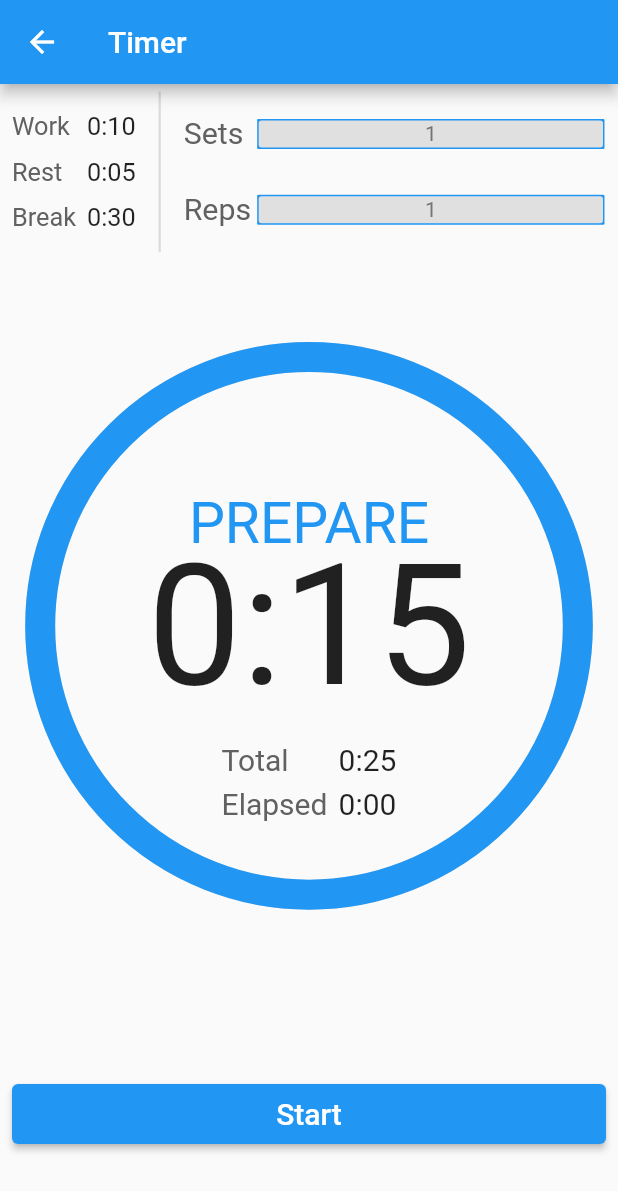
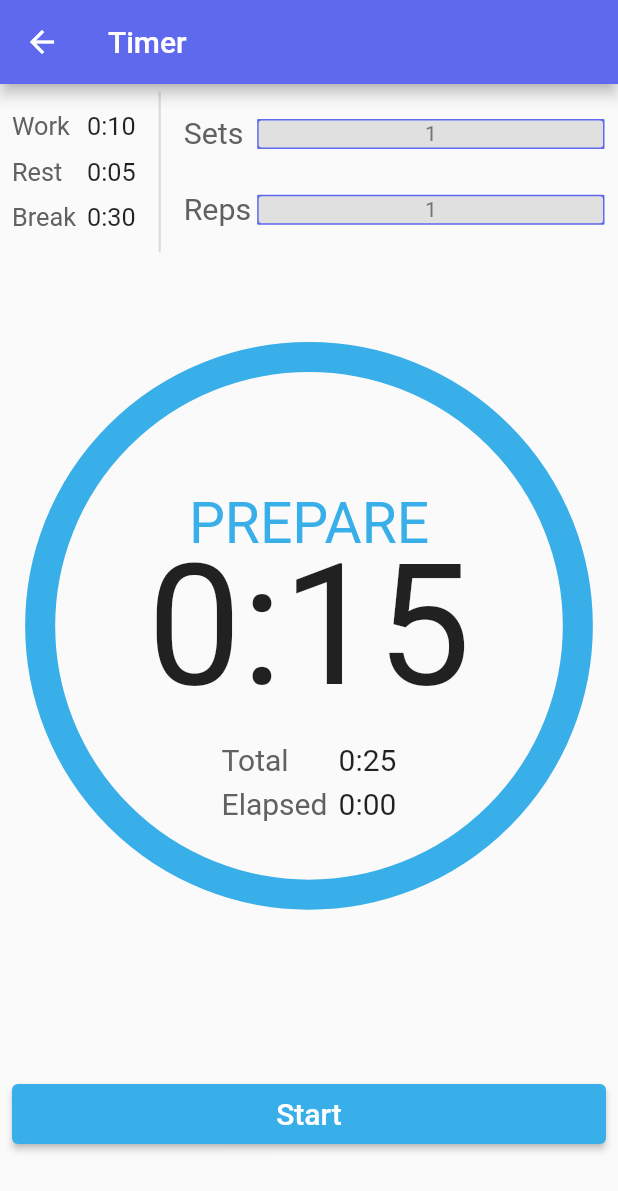
Before and after one commit to gideonmay/CountDown-Hangboard-Timer, a Flutter app: the screen it shows after launch, item 2 of the bottom bar chosen, after a tap on "Start", on a phone screen of 412 x 824 dp. Shown: the top 1191 px of the screen. Run offline on Flutter 3.47's test engine with Material 2 defaults, Android fonts, the phone set to English and light mode, and no system bars; drawn by our look-alikes of step_progress_indicator; our stand-ins replace drift, flutter_slidable, just_audio, shared_preferences; accounts and stored records are empty; generated files the repository leaves out were written again.

Commit message:
Added an AppColorTheme class to control app colors from one location

```diff
--- a/lib/forms/add_grip_form.dart
+++ b/lib/forms/add_grip_form.dart
@@ -41,7 +41,7 @@ class _AddGripFormState extends State<AddGripForm> {
       padding: const EdgeInsets.fromLTRB(16.0, 8.0, 16.0, 8.0),
       child: ElevatedButton(
           style: ElevatedButton.styleFrom(
-              backgroundColor: Theme.of(context).colorScheme.primary,
+              backgroundColor: Theme.of(context).colorScheme.secondary,
               minimumSize: const Size.fromHeight(40)),
           onPressed: () {
             if (_formKey.currentState!.validate()) {
--- a/lib/forms/add_grip_type_form.dart
+++ b/lib/forms/add_grip_type_form.dart
@@ -72,7 +72,7 @@ class _AddGripTypeFormState extends State<AddGripTypeForm> {
       padding: const EdgeInsets.all(8.0),
       child: ElevatedButton(
           style: ElevatedButton.styleFrom(
-              backgroundColor: Theme.of(context).colorScheme.primary,
+              backgroundColor: Theme.of(context).colorScheme.secondary,
               minimumSize: const Size.fromHeight(40)),
           onPressed: () async {
             if (_formKey.currentState!.validate()) {
--- a/lib/forms/durations_picker_form.dart
+++ b/lib/forms/durations_picker_form.dart
@@ -123,6 +123,9 @@ class _DurationsPickerFormState extends State<DurationsPickerForm> {
               onPressed: () {
                 widget.onStartPressed(context, timerDurations);
               },
+              style: ElevatedButton.styleFrom(
+                backgroundColor: Theme.of(context).colorScheme.secondary,
+              ),
               child: const Text(
                 'Start',
                 style: TextStyle(fontSize: 20.0),
--- a/lib/main.dart
+++ b/lib/main.dart
@@ -4,6 +4,7 @@ import './db/drift_database.dart';
 import 'screens/settings_screen.dart';
 import 'screens/durations_picker_screen.dart';
 import 'screens/my_workouts_screen.dart';
+import 'theme/color_theme.dart';
 
 void main() {
   runApp(const App());
@@ -21,7 +22,8 @@ class App extends StatelessWidget {
           title: 'Flutter Demo',
           theme: ThemeData(
               colorScheme: ColorScheme.fromSwatch().copyWith(
-                  primary: Colors.blue, secondary: Colors.blue.shade300)),
+                  primary: AppColorTheme.primary,
+                  secondary: AppColorTheme.secondary)),
           home: const AppScaffold()),
     );
   }
--- a/lib/models/duration_status_list.dart
+++ b/lib/models/duration_status_list.dart
@@ -1,12 +1,13 @@
 import 'package:flutter/material.dart';
 import 'duration_status.dart';
 import 'status_value.dart';
+import '../theme/color_theme.dart';
 
 // These colors correspond to different status values
-Color workColor = Colors.green;
-Color restColor = Colors.yellow.shade700;
-Color breakColor = Colors.red;
-Color prepareColor = Colors.blue;
+Color workColor = AppColorTheme.green;
+Color restColor = AppColorTheme.yellow;
+Color breakColor = AppColorTheme.red;
+Color prepareColor = AppColorTheme.blue;
 
 /// Represents a list of DurationStatus objects that can be 'fed' into the
 /// countdown timer. This object takes the given values for reps, sets,
--- a/lib/screens/add_grip_screen.dart
+++ b/lib/screens/add_grip_screen.dart
@@ -69,7 +69,6 @@ class _AddGripScreenState extends State<AddGripScreen> {
             title: 'Adding Grips',
             body:
                 'Specify the number of sets and reps, and the work, rest, and break durations for this grip.\n\n'
-                'A grip type is also required for each grip. This is a name used to describe a grip which can be resued among other grips.'
-            ));
+                'A grip type is also required for each grip. This is a name used to describe a grip which can be reused among other grips.'));
   }
 }
--- a/lib/tabs/edit_grips_tab.dart
+++ b/lib/tabs/edit_grips_tab.dart
@@ -29,7 +29,7 @@ class _EditGripsTabState extends State<EditGripsTab> {
                 child: ElevatedButton.icon(
                     style: ButtonStyle(
                         backgroundColor: MaterialStateProperty.all(
-                            Theme.of(context).colorScheme.primary),
+                            Theme.of(context).colorScheme.secondary),
                         shape:
                             MaterialStateProperty.all<RoundedRectangleBorder>(
                                 RoundedRectangleBorder(
--- a/lib/tabs/start_workout_tab.dart
+++ b/lib/tabs/start_workout_tab.dart
@@ -21,7 +21,7 @@ class StartWorkoutTab extends StatelessWidget {
           padding: const EdgeInsets.all(8.0),
           child: ElevatedButton(
               style: ElevatedButton.styleFrom(
-                  backgroundColor: Theme.of(context).colorScheme.primary,
+                  backgroundColor: Theme.of(context).colorScheme.secondary,
                   minimumSize: const Size.fromHeight(40)),
               onPressed: () {},
               child: const Text('Start Workout',
--- /dev/null
+++ b/lib/theme/color_theme.dart
@@ -0,0 +1,11 @@
+import 'package:flutter/material.dart';
+
+/// A class of static variables that define the color scheme for this app
+class AppColorTheme {
+  static const Color primary = Color(0xFF5e69ee);
+  static const Color secondary = Color(0xFF39AFEA);
+  static const Color green = Color(0xFF69ce44);
+  static const Color blue = Color(0xFF39AFEA);
+  static const Color red = Color.fromRGBO(244, 67, 54, 1);
+  static const Color yellow = Color.fromRGBO(253, 216, 53, 1);
+}
--- a/lib/widgets/app_header.dart
+++ b/lib/widgets/app_header.dart
@@ -10,8 +10,7 @@ class AppHeader extends StatelessWidget {
   Widget build(BuildContext context) {
     return Padding(
       padding: const EdgeInsets.all(8.0),
-      child: Text(title,
-          style: TextStyle(color: Colors.grey.shade600, fontSize: 20.0)),
+      child: Text(title, style: const TextStyle(fontSize: 20.0)),
     );
   }
 }
--- a/lib/widgets/countdown_timer.dart
+++ b/lib/widgets/countdown_timer.dart
@@ -363,7 +363,7 @@ class ArcPainter extends CustomPainter {
     // Draw circle
     Offset center = Offset(size.width / 2, size.height / 2);
     Paint circlePaint = Paint()
-      ..color = Colors.grey.shade300
+      ..color = Colors.grey.shade200
       ..strokeWidth = 20.0
       ..style = PaintingStyle.stroke;
 
--- a/lib/widgets/timer_control_buttons.dart
+++ b/lib/widgets/timer_control_buttons.dart
@@ -1,4 +1,5 @@
 import 'package:flutter/material.dart';
+import '../theme/color_theme.dart';
 
 /// A widget that contains the Start, Reset, and Skip buttons that can change
 /// depending on the state of the timer
@@ -38,7 +39,7 @@ class _TimerControlButtonsState extends State<TimerControlButtons> {
               padding: const EdgeInsets.fromLTRB(8, 0, 8, 0),
               child: ElevatedButton(
                   style: ElevatedButton.styleFrom(
-                      backgroundColor: Colors.green,
+                      backgroundColor: AppColorTheme.green,
                       minimumSize: const Size.fromHeight(40)),
                   onPressed: () {
                     widget.resumeTimer();
@@ -57,7 +58,7 @@ class _TimerControlButtonsState extends State<TimerControlButtons> {
               padding: const EdgeInsets.fromLTRB(8, 0, 8, 0),
               child: ElevatedButton(
                   style: ElevatedButton.styleFrom(
-                      backgroundColor: Colors.yellow.shade700,
+                      backgroundColor: AppColorTheme.yellow,
                       minimumSize: const Size.fromHeight(40)),
                   onPressed: () {
                     widget.pauseTimer();
@@ -74,6 +75,7 @@ class _TimerControlButtonsState extends State<TimerControlButtons> {
           padding: const EdgeInsets.fromLTRB(8, 0, 8, 0),
           child: ElevatedButton(
               style: ElevatedButton.styleFrom(
+                  backgroundColor: Theme.of(context).colorScheme.secondary,
                   minimumSize: const Size.fromHeight(40)),
               onPressed: () {
                 widget.startTimer();
@@ -93,7 +95,7 @@ class _TimerControlButtonsState extends State<TimerControlButtons> {
             padding: const EdgeInsets.fromLTRB(8, 0, 8, 0),
             child: ElevatedButton(
                 style: ElevatedButton.styleFrom(
-                    backgroundColor: Colors.red,
+                    backgroundColor: AppColorTheme.red,
                     minimumSize: const Size.fromHeight(40)),
                 onPressed: () {
                   widget.resetTimer();
@@ -106,7 +108,7 @@ class _TimerControlButtonsState extends State<TimerControlButtons> {
             padding: const EdgeInsets.fromLTRB(8, 0, 8, 0),
             child: ElevatedButton(
                 style: ElevatedButton.styleFrom(
-                    backgroundColor: Colors.blue,
+                    backgroundColor: AppColorTheme.blue,
                     minimumSize: const Size.fromHeight(40)),
                 onPressed: () {
                   widget.skipDuration();
```
Also changed, not shown: assets/gifs/grip_sequence_demo.gif.
